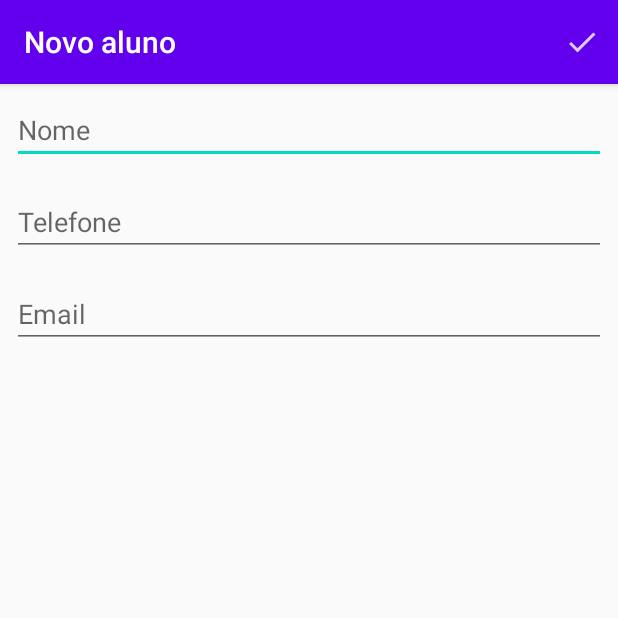
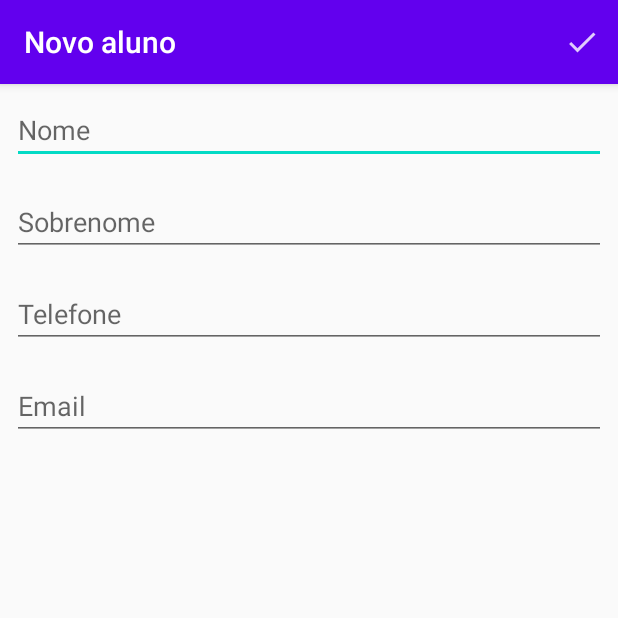
Before and after one commit to joaomrn/Android-Agenda, an Android app: the screen it shows after launch (FormularioAlunoActivity), after a tap on an icon or button, on a phone screen of 412 x 824 dp, the top half of it. Run offline under Robolectric (Android 15) with nearby library versions, the phone set to English and light mode, and no system bars; our stand-ins replace Room's generated code.

```diff
--- a/Agenda/app/build.gradle
+++ b/Agenda/app/build.gradle
@@ -24,6 +24,11 @@ android {
 }
 
 dependencies {
+    def room_version = "2.2.6"
+
+    implementation "androidx.room:room-runtime:$room_version"
+    annotationProcessor "androidx.room:room-compiler:$room_version"
+
     implementation fileTree(dir: 'libs', include: ['*.jar'])
 
     implementation 'androidx.appcompat:appcompat:1.0.2'
--- a/Agenda/app/src/main/AndroidManifest.xml
+++ b/Agenda/app/src/main/AndroidManifest.xml
@@ -10,7 +10,6 @@
         android:roundIcon="@mipmap/ic_launcher_round"
         android:supportsRtl="true"
         android:theme="@style/AppTheme"
-        android:name=".AgendaApplication"
         tools:ignore="AllowBackup">
         <activity
             android:name=".ui.activity.ListaAlunosActivity"
--- a/Agenda/app/src/main/java/br/com/alura/agenda/AgendaApplication.java
+++ /dev/null
@@ -1,22 +0,0 @@
-package br.com.alura.agenda;
-
-import android.app.Application;
-
-import br.com.alura.agenda.dao.AlunoDAO;
-import br.com.alura.agenda.model.Aluno;
-
-@SuppressWarnings("WeakerAccess")
-public class AgendaApplication extends Application {
-
-    @Override
-    public void onCreate() {
-        super.onCreate();
-        criaAlunosDeTeste();
-    }
-
-    private void criaAlunosDeTeste() {
-        AlunoDAO dao = new AlunoDAO();
-        dao.salvar(new Aluno("Joao", "12345", "joao@alura.com"));
-        dao.salvar(new Aluno("Fran", "54321", "fran@alura.com"));
-    }
-}
--- /dev/null
+++ b/Agenda/app/src/main/java/br/com/alura/agenda/database/AgendaDatabase.java
@@ -0,0 +1,23 @@
+package br.com.alura.agenda.database;
+
+import android.content.Context;
+
+import androidx.room.Database;
+import androidx.room.Room;
+import androidx.room.RoomDatabase;
+
+import br.com.alura.agenda.database.dao.AlunoDAO;
+import br.com.alura.agenda.model.Aluno;
+
+@Database(entities = {Aluno.class}, version = 2, exportSchema = false)
+public abstract class AgendaDatabase extends RoomDatabase {
+
+    private static final String NOME_BANCO_DE_DADOS = "agenda.db";
+
+    public abstract AlunoDAO getRoomAlunoDAO();
+    public static AgendaDatabase getInstance(Context context){
+        return Room.databaseBuilder(context, AgendaDatabase.class, NOME_BANCO_DE_DADOS)
+                .allowMainThreadQueries()
+                .build();
+    }
+}
--- /dev/null
+++ b/Agenda/app/src/main/java/br/com/alura/agenda/database/dao/AlunoDAO.java
@@ -0,0 +1,27 @@
+package br.com.alura.agenda.database.dao;
+
+import androidx.room.Dao;
+import androidx.room.Delete;
+import androidx.room.Insert;
+import androidx.room.Query;
+import androidx.room.Update;
+
+import java.util.List;
+
+import br.com.alura.agenda.model.Aluno;
+
+@Dao
+public interface AlunoDAO {
+
+    @Insert
+    void salvar(Aluno aluno);
+
+    @Query("SELECT * FROM aluno")
+    List<Aluno> todos();
+
+    @Delete
+    void remove(Aluno aluno);
+
+    @Update
+    void edita(Aluno aluno);
+}
--- a/Agenda/app/src/main/java/br/com/alura/agenda/model/Aluno.java
+++ b/Agenda/app/src/main/java/br/com/alura/agenda/model/Aluno.java
@@ -1,21 +1,39 @@
 package br.com.alura.agenda.model;
 import androidx.annotation.NonNull;
+import androidx.room.Entity;
+import androidx.room.Ignore;
+import androidx.room.PrimaryKey;
+
 import java.io.Serializable;
 
+@Entity
 public class Aluno implements Serializable {
+
+    @PrimaryKey(autoGenerate = true)
     private int id = 0;
     private String nome;
+    private String sobrenome;
     private String telefone;
     private String email;
 
-    public Aluno(String nome, String telefone, String email){
+    @Ignore
+    public Aluno(String nome, String sobrenome, String telefone, String email){
         this.nome = nome;
+        this.sobrenome = sobrenome;
         this.telefone = telefone;
         this.email = email;
     }
 
     public Aluno() {
 
+    }
+
+    public String getSobrenome() {
+        return sobrenome;
+    }
+
+    public void setSobrenome(String sobrenome) {
+        this.sobrenome = sobrenome;
     }
 
     public int getId() {
@@ -59,4 +77,8 @@ public class Aluno implements Serializable {
     public boolean temIdValido() {
         return id > 0;
     }
+
+    public String getNomeCompleto() {
+        return nome + " " + sobrenome;
+    }
 }
--- a/Agenda/app/src/main/java/br/com/alura/agenda/ui/ListaAlunosView.java
+++ b/Agenda/app/src/main/java/br/com/alura/agenda/ui/ListaAlunosView.java
@@ -9,7 +9,8 @@ import android.widget.ListView;
 
 import androidx.annotation.NonNull;
 
-import br.com.alura.agenda.dao.AlunoDAO;
+import br.com.alura.agenda.database.AgendaDatabase;
+import br.com.alura.agenda.database.dao.AlunoDAO;
 import br.com.alura.agenda.model.Aluno;
 import br.com.alura.agenda.ui.adapter.ListaAlunosAdapter;
 
@@ -22,7 +23,7 @@ public class ListaAlunosView {
     public ListaAlunosView(Context context) {
         this.context = context;
         this.adapter = new ListaAlunosAdapter(context);
-        this.dao = new AlunoDAO();
+        dao = AgendaDatabase.getInstance(context).getRoomAlunoDAO();
     }
 
     public void confirmaRemocao(@NonNull final MenuItem item) {
--- a/Agenda/app/src/main/java/br/com/alura/agenda/ui/activity/FormularioAlunoActivity.java
+++ b/Agenda/app/src/main/java/br/com/alura/agenda/ui/activity/FormularioAlunoActivity.java
@@ -8,8 +8,10 @@ import android.widget.EditText;
 
 import androidx.annotation.NonNull;
 import androidx.appcompat.app.AppCompatActivity;
+
 import br.com.alura.agenda.R;
-import br.com.alura.agenda.dao.AlunoDAO;
+import br.com.alura.agenda.database.AgendaDatabase;
+import br.com.alura.agenda.database.dao.AlunoDAO;
 import br.com.alura.agenda.model.Aluno;
 import static br.com.alura.agenda.ui.activity.ConstantesActivity.CHAVE_ALUNO;
 
@@ -17,8 +19,9 @@ public class FormularioAlunoActivity extends AppCompatActivity {
 
     private static final String TITULO_APPBAR_NOVO_ALUNO = "Novo aluno";
     private static final String TITULO_APPBAR_EDITA_ALUNO = "Edita aluno";
-    private final AlunoDAO dao = new AlunoDAO();
+    private AlunoDAO dao;
     private EditText campoNome;
+    private EditText campoSobrenome;
     private EditText campoTelefone;
     private EditText campoEmail;
     private Aluno aluno;
@@ -27,6 +30,8 @@ public class FormularioAlunoActivity extends AppCompatActivity {
     protected void onCreate(Bundle savedInstanceState) {
         super.onCreate(savedInstanceState);
         setContentView(R.layout.activity_formulario_aluno);
+        AgendaDatabase database = AgendaDatabase.getInstance(this);
+        dao = database.getRoomAlunoDAO();
         InicializacaoDosCampos();
         carregaAluno();
     }
@@ -60,6 +65,7 @@ public class FormularioAlunoActivity extends AppCompatActivity {
 
     private void preencheCampos() {
         campoNome.setText(aluno.getNome());
+        campoSobrenome.setText(aluno.getSobrenome());
         campoTelefone.setText(aluno.getTelefone());
         campoEmail.setText(aluno.getEmail());
     }
@@ -76,16 +82,19 @@ public class FormularioAlunoActivity extends AppCompatActivity {
 
     private void InicializacaoDosCampos() {
         campoNome = findViewById(R.id.activity_formulario_aluno_nome);
+        campoSobrenome = findViewById(R.id.activity_formulario_aluno_sobrenome);
         campoTelefone = findViewById(R.id.activity_formulario_aluno_telefone);
         campoEmail = findViewById(R.id.activity_formulario_aluno_email);
     }
 
     private void preencheAluno() {
         String nome = campoNome.getText().toString();
+        String sobrenome = campoSobrenome.getText().toString();
         String telefone = campoTelefone.getText().toString();
         String email = campoEmail.getText().toString();
 
         aluno.setNome(nome);
+        aluno.setSobrenome(sobrenome);
         aluno.setTelefone(telefone);
         aluno.setEmail(email);
     }
--- a/Agenda/app/src/main/java/br/com/alura/agenda/ui/activity/ListaAlunosActivity.java
+++ b/Agenda/app/src/main/java/br/com/alura/agenda/ui/activity/ListaAlunosActivity.java
@@ -24,13 +24,14 @@ public class ListaAlunosActivity extends AppCompatActivity {
     private static final String TITULO_APPBAR = "Lista de Alunos";
     private final AlunoDAO dao = new AlunoDAO();
     private ListaAlunosAdapter adapter;
-    private final ListaAlunosView listaAlunosView = new ListaAlunosView(this);
+    private ListaAlunosView listaAlunosView;
 
     @Override
     protected void onCreate(@Nullable Bundle savedInstanceState) {
         super.onCreate(savedInstanceState);
         setContentView(R.layout.activity_lista_alunos);
         setTitle(TITULO_APPBAR);
+        listaAlunosView = new ListaAlunosView(this);
         configuraFabNovoAluno();
         configuraLista();
     }
--- a/Agenda/app/src/main/java/br/com/alura/agenda/ui/adapter/ListaAlunosAdapter.java
+++ b/Agenda/app/src/main/java/br/com/alura/agenda/ui/adapter/ListaAlunosAdapter.java
@@ -47,7 +47,7 @@ public class ListaAlunosAdapter extends BaseAdapter {
 
     private void vincula(View view, Aluno aluno) {
         TextView nome = view.findViewById(R.id.item_aluno_nome);
-        nome.setText(aluno.getNome());
+        nome.setText(aluno.getNomeCompleto());
         TextView telefone = view.findViewById(R.id.item_aluno_telefone);
         telefone.setText(aluno.getTelefone());
     }
--- a/Agenda/app/src/main/res/layout/activity_formulario_aluno.xml
+++ b/Agenda/app/src/main/res/layout/activity_formulario_aluno.xml
@@ -1,5 +1,6 @@
 <?xml version="1.0" encoding="utf-8"?>
 <ScrollView xmlns:android="http://schemas.android.com/apk/res/android"
+    xmlns:tools="http://schemas.android.com/tools"
     android:layout_width="match_parent"
     android:layout_height="wrap_content">
 
@@ -9,29 +10,45 @@
     android:orientation="vertical">
 
 
-    <EditText android:id="@+id/activity_formulario_aluno_nome"
+    <EditText
+        android:id="@+id/activity_formulario_aluno_nome"
         android:layout_width="match_parent"
+        android:layout_height="wrap_content"
         android:layout_margin="8dp"
         android:hint="@string/nome"
+        android:importantForAutofill="no"
         android:inputType="textCapWords"
+        tools:ignore="TouchTargetSizeCheck,TextContrastCheck" />
+
+    <EditText
+        android:id="@+id/activity_formulario_aluno_sobrenome"
+        android:layout_width="match_parent"
         android:layout_height="wrap_content"
-        android:importantForAutofill="no" />
+        android:layout_margin="8dp"
+        android:hint="@string/sobrenome"
+        android:importantForAutofill="no"
+        android:inputType="textCapWords"
+        tools:ignore="TouchTargetSizeCheck,TextContrastCheck" />
 
-    <EditText android:id="@+id/activity_formulario_aluno_telefone"
+    <EditText
+        android:id="@+id/activity_formulario_aluno_telefone"
         android:layout_width="match_parent"
+        android:layout_height="wrap_content"
         android:layout_margin="8dp"
         android:hint="@string/telefone"
+        android:importantForAutofill="no"
         android:inputType="phone"
+        tools:ignore="TouchTargetSizeCheck,TextContrastCheck" />
+
+    <EditText
+        android:id="@+id/activity_formulario_aluno_email"
+        android:layout_width="match_parent"
         android:layout_height="wrap_content"
-        android:importantForAutofill="no" />
-
-    <EditText android:id="@+id/activity_formulario_aluno_email"
-        android:layout_width="match_parent"
         android:layout_margin="8dp"
         android:hint="@string/email"
+        android:importantForAutofill="no"
         android:inputType="textEmailAddress"
-        android:layout_height="wrap_content"
-        android:importantForAutofill="no" />
+        tools:ignore="TouchTargetSizeCheck,TextContrastCheck" />
 
 </LinearLayout>
 
--- a/Agenda/app/src/main/res/values/strings.xml
+++ b/Agenda/app/src/main/res/values/strings.xml
@@ -5,4 +5,5 @@
     <string name="email">Email</string>
     <string name="salvar_o_aluno">Salvar o aluno</string>
     <string name="remover">Remover</string>
+    <string name="sobrenome">Sobrenome</string>
 </resources>
```
